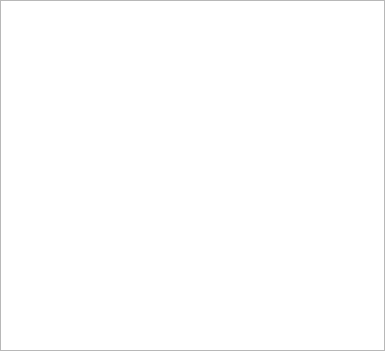
Old version of the form src/plugins/lmp/playlistwidget.ui in the repository 0xd34df00d/leechcraft.
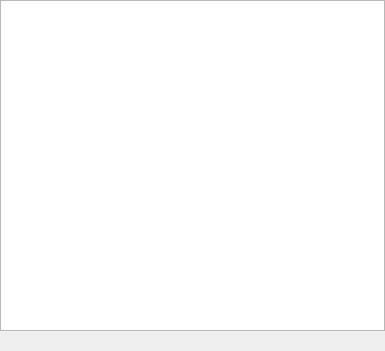
New version of the form.

Commit message: LMP: playlist stats label.

Patch:
```diff
--- a/src/plugins/lmp/playlistwidget.ui
+++ b/src/plugins/lmp/playlistwidget.ui
@@ -48,6 +48,13 @@
      </property>
     </widget>
    </item>
+   <item>
+    <widget class="QLabel" name="StatsLabel_">
+     <property name="text">
+      <string/>
+     </property>
+    </widget>
+   </item>
   </layout>
  </widget>
  <resources/>
```
The commit also changes 2 other files.
